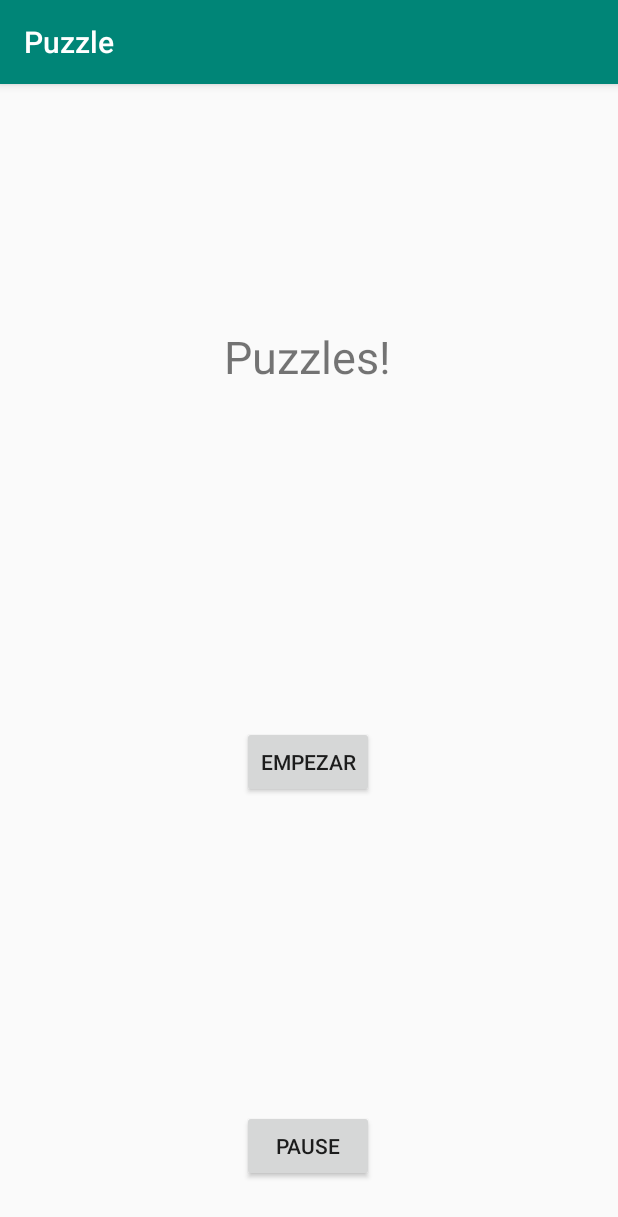
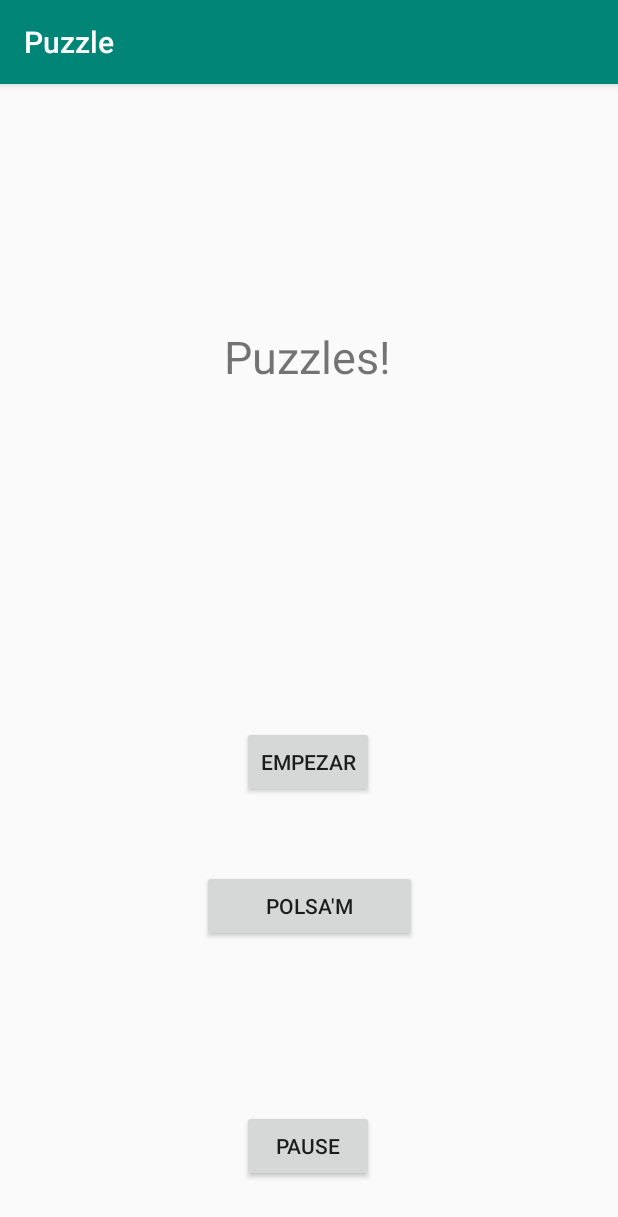
Before and after one commit to JordiVelasco/ANDROID_M08UF2, an Android app: the screen it shows after launch (MainActivity), on a phone screen of 412 x 824 dp. Shown: the top 1217 px of the screen. Run offline under Robolectric (Android 15) with nearby library versions, the phone set to English and light mode, and no system bars.

Commit message:
fase final

```diff
--- a/app/src/main/java/edu/fje/puzzle/MainActivity.java
+++ b/app/src/main/java/edu/fje/puzzle/MainActivity.java
@@ -1,14 +1,22 @@
 package edu.fje.puzzle;
 
 import androidx.appcompat.app.AppCompatActivity;
-
+import android.animation.Animator;
+import android.animation.AnimatorListenerAdapter;
+import android.animation.AnimatorSet;
+import android.animation.ObjectAnimator;
 import android.content.Intent;
+import android.graphics.Point;
 import android.media.AudioManager;
 import android.media.MediaPlayer;
 import android.os.Bundle;
 import android.os.Handler;
+import android.view.Display;
 import android.view.View;
 import android.widget.Button;
+import androidx.appcompat.widget.Toolbar;
+
+
 
 public class MainActivity extends AppCompatActivity {
 
@@ -24,6 +32,12 @@ public class MainActivity extends AppCompatActivity {
     protected void onCreate(Bundle savedInstanceState) {
         super.onCreate(savedInstanceState);
         setContentView(R.layout.activity_main);
+        final Button boto = (Button) findViewById(R.id.boto);
+        Display display = getWindowManager().getDefaultDisplay();
+        Point size = new Point();
+        display.getSize(size);
+        final int amplada = size.x;
+        final int alcada = size.y;
         Emepzar = findViewById(R.id.bEmpezar);
         pl = (Button) findViewById(R.id.bPlpa);
         pl.setOnClickListener(new View.OnClickListener() {
@@ -60,7 +74,37 @@ public class MainActivity extends AppCompatActivity {
             }
         });
 
+        boto.setOnClickListener(new View.OnClickListener() {
+            @Override
+            public void onClick(View view) {
+                ObjectAnimator animacio1 =
+                        ObjectAnimator.ofFloat(boto, "x", 0, amplada-boto.getWidth());
+                animacio1.setDuration(1000);
+                ObjectAnimator animacio2 =
+                        ObjectAnimator.ofFloat(boto, "y", 0, alcada-boto.getHeight());
+                animacio1.setDuration(1000);
+                ObjectAnimator animacio3 =
+                        ObjectAnimator.ofFloat(boto, "x",  amplada-boto.getWidth(),0);
+                animacio1.setDuration(1000);
+                ObjectAnimator animacio4 =
+                        ObjectAnimator.ofFloat(boto, "y", alcada-boto.getHeight(),0);
+                animacio1.setDuration(1000);
 
+
+                final AnimatorSet animacio = new AnimatorSet();
+                animacio.playSequentially(animacio1, animacio2, animacio3, animacio4);
+
+
+                animacio.addListener(new AnimatorListenerAdapter() {
+                    @Override
+                    public void onAnimationEnd(Animator a) {
+                        super.onAnimationEnd(a);
+                        animacio.start();
+                    }
+                });
+                animacio.start();
+            }
+        });
     }
 
     public void playCycle(){
--- a/app/src/main/java/edu/fje/puzzle/PuzzleActivity.java
+++ b/app/src/main/java/edu/fje/puzzle/PuzzleActivity.java
@@ -2,14 +2,15 @@ package edu.fje.puzzle;
 
 import android.content.Intent;
 import android.graphics.Bitmap;
+import android.media.MediaPlayer;
 import android.os.Bundle;
 import android.provider.MediaStore;
 import android.view.Menu;
 import android.view.MenuItem;
 import android.view.View;
 import android.widget.RelativeLayout;
+import androidx.appcompat.app.AppCompatActivity;
 
-import androidx.appcompat.app.AppCompatActivity;
 
 
 public class PuzzleActivity extends AppCompatActivity {
@@ -17,6 +18,8 @@ public class PuzzleActivity extends AppCompatActivity {
     static final int REQUEST_IMAGE_CAPTURE = 1;
     private Bitmap imageBitmap = null;
     private PuzzleBoardView boardView;
+
+    MediaPlayer mp;
 
     @Override
     protected void onCreate(Bundle savedInstanceState) {
--- a/app/src/main/res/layout/activity_main.xml
+++ b/app/src/main/res/layout/activity_main.xml
@@ -43,4 +43,18 @@
         app:layout_constraintHorizontal_bias="0.498"
         app:layout_constraintStart_toStartOf="parent" />
 
+    <Button
+        android:id="@+id/boto"
+        android:layout_width="143dp"
+        android:layout_height="wrap_content"
+        android:layout_marginStart="134dp"
+        android:layout_marginTop="48dp"
+        android:layout_marginEnd="134dp"
+        android:layout_marginBottom="112dp"
+        android:text="polsa'm"
+        app:layout_constraintBottom_toTopOf="@+id/bPlpa"
+        app:layout_constraintEnd_toEndOf="parent"
+        app:layout_constraintStart_toStartOf="parent"
+        app:layout_constraintTop_toBottomOf="@+id/bEmpezar" />
+
 </androidx.constraintlayout.widget.ConstraintLayout>
--- a/app/src/main/res/layout/activity_puzzle.xml
+++ b/app/src/main/res/layout/activity_puzzle.xml
@@ -1,5 +1,4 @@
 <RelativeLayout xmlns:android="http://schemas.android.com/apk/res/android"
-    xmlns:app="http://schemas.android.com/apk/res-auto"
     xmlns:tools="http://schemas.android.com/tools" android:layout_width="match_parent"
     android:layout_height="match_parent" android:paddingLeft="@dimen/activity_horizontal_margin"
     android:paddingRight="@dimen/activity_horizontal_margin"
--- a/app/src/main/res/values/styles.xml
+++ b/app/src/main/res/values/styles.xml
@@ -12,4 +12,7 @@
         <item name="windowNoTitle">true</item>
     </style>
 
+    <style name="AppTheme.AppBarOverlay" parent="ThemeOverlay.AppCompat.Dark.ActionBar" />
+
+    <style name="AppTheme.PopupOverlay" parent="ThemeOverlay.AppCompat.Light" />
 </resources>
```
